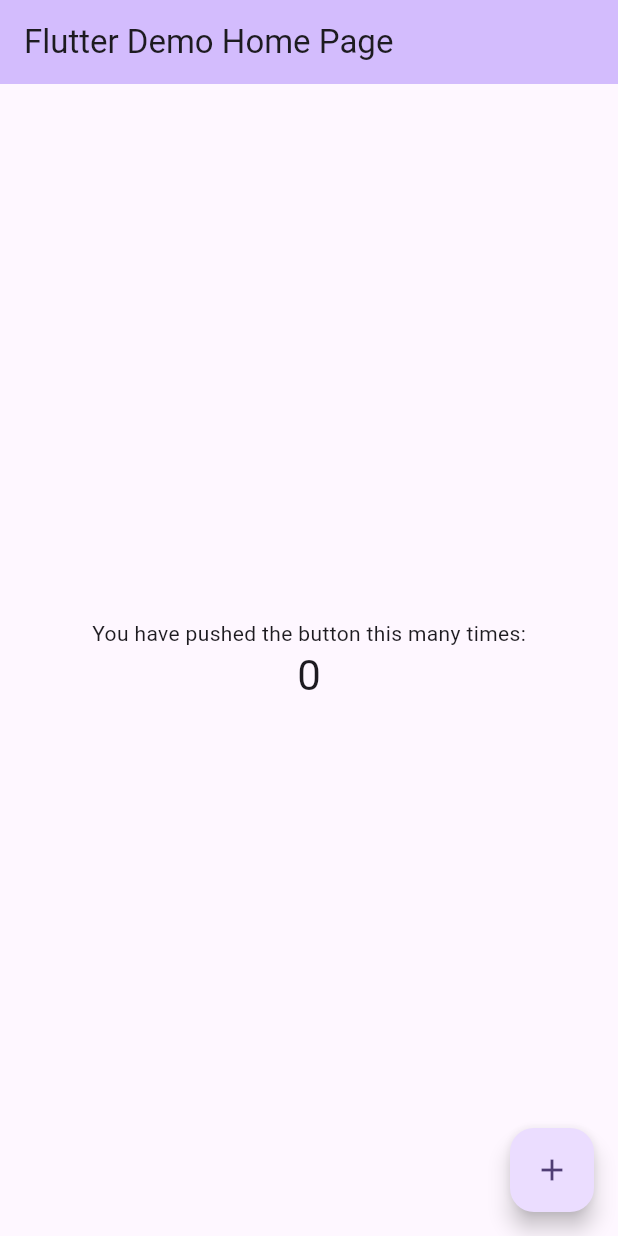
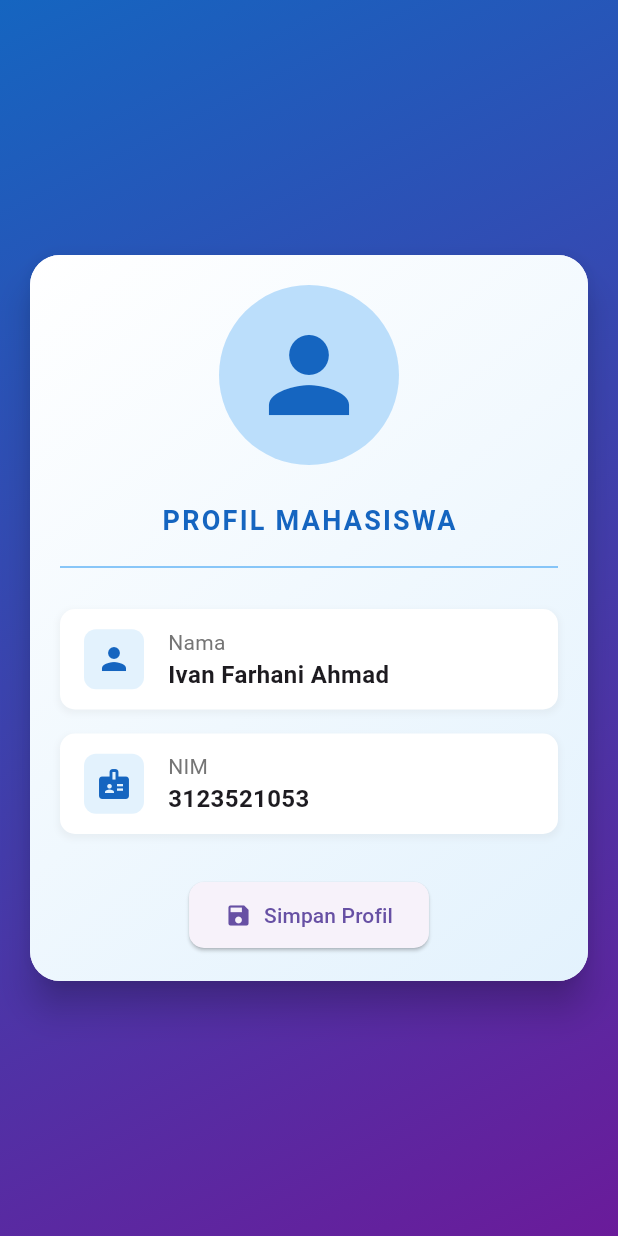
Before and after one commit to ivanfarhani22/tugas_flutter, a Flutter app: the screen it shows after launch, on a phone screen of 412 x 824 dp. Run offline on Flutter 3.47's test engine with Material 3 defaults, Android fonts, the phone set to English and light mode, and no system bars; Roboto replaces fonts that are missing (Poppins).

Commit message:
First commit

```diff
--- a/lib/main.dart
+++ b/lib/main.dart
@@ -5,118 +5,201 @@ void main() {
 }
 
 class MyApp extends StatelessWidget {
-  const MyApp({super.key});
+  const MyApp({Key? key}) : super(key: key);
 
-  // This widget is the root of your application.
   @override
   Widget build(BuildContext context) {
     return MaterialApp(
-      title: 'Flutter Demo',
+      title: 'Aplikasi Nama & NIM',
+      debugShowCheckedModeBanner: false,
       theme: ThemeData(
-        // This is the theme of your application.
-        //
-        // TRY THIS: Try running your application with "flutter run". You'll see
-        // the application has a purple toolbar. Then, without quitting the app,
-        // try changing the seedColor in the colorScheme below to Colors.green
-        // and then invoke "hot reload" (save your changes or press the "hot
-        // reload" button in a Flutter-supported IDE, or press "r" if you used
-        // the command line to start the app).
-        //
-        // Notice that the counter didn't reset back to zero; the application
-        // state is not lost during the reload. To reset the state, use hot
-        // restart instead.
-        //
-        // This works for code too, not just values: Most code changes can be
-        // tested with just a hot reload.
-        colorScheme: ColorScheme.fromSeed(seedColor: Colors.deepPurple),
+        primarySwatch: Colors.blue,
+        fontFamily: 'Poppins',
+        useMaterial3: true,
       ),
-      home: const MyHomePage(title: 'Flutter Demo Home Page'),
+      home: const ProfileScreen(),
     );
   }
 }
 
-class MyHomePage extends StatefulWidget {
-  const MyHomePage({super.key, required this.title});
-
-  // This widget is the home page of your application. It is stateful, meaning
-  // that it has a State object (defined below) that contains fields that affect
-  // how it looks.
-
-  // This class is the configuration for the state. It holds the values (in this
-  // case the title) provided by the parent (in this case the App widget) and
-  // used by the build method of the State. Fields in a Widget subclass are
-  // always marked "final".
-
-  final String title;
+class ProfileScreen extends StatefulWidget {
+  const ProfileScreen({Key? key}) : super(key: key);
 
   @override
-  State<MyHomePage> createState() => _MyHomePageState();
+  State<ProfileScreen> createState() => _ProfileScreenState();
 }
 
-class _MyHomePageState extends State<MyHomePage> {
-  int _counter = 0;
+class _ProfileScreenState extends State<ProfileScreen> with SingleTickerProviderStateMixin {
+  late AnimationController _controller;
+  late Animation<double> _animation;
 
-  void _incrementCounter() {
-    setState(() {
-      // This call to setState tells the Flutter framework that something has
-      // changed in this State, which causes it to rerun the build method below
-      // so that the display can reflect the updated values. If we changed
-      // _counter without calling setState(), then the build method would not be
-      // called again, and so nothing would appear to happen.
-      _counter++;
-    });
+  // Ganti dengan data Anda
+  final String nama = "Ivan Farhani Ahmad";
+  final String nim = "3123521053";
+
+  @override
+  void initState() {
+    super.initState();
+    _controller = AnimationController(
+      duration: const Duration(seconds: 2),
+      vsync: this,
+    );
+    _animation = CurvedAnimation(
+      parent: _controller,
+      curve: Curves.elasticOut,
+    );
+    _controller.forward();
+  }
+
+  @override
+  void dispose() {
+    _controller.dispose();
+    super.dispose();
   }
 
   @override
   Widget build(BuildContext context) {
-    // This method is rerun every time setState is called, for instance as done
-    // by the _incrementCounter method above.
-    //
-    // The Flutter framework has been optimized to make rerunning build methods
-    // fast, so that you can just rebuild anything that needs updating rather
-    // than having to individually change instances of widgets.
     return Scaffold(
-      appBar: AppBar(
-        // TRY THIS: Try changing the color here to a specific color (to
-        // Colors.amber, perhaps?) and trigger a hot reload to see the AppBar
-        // change color while the other colors stay the same.
-        backgroundColor: Theme.of(context).colorScheme.inversePrimary,
-        // Here we take the value from the MyHomePage object that was created by
-        // the App.build method, and use it to set our appbar title.
-        title: Text(widget.title),
-      ),
-      body: Center(
-        // Center is a layout widget. It takes a single child and positions it
-        // in the middle of the parent.
-        child: Column(
-          // Column is also a layout widget. It takes a list of children and
-          // arranges them vertically. By default, it sizes itself to fit its
-          // children horizontally, and tries to be as tall as its parent.
-          //
-          // Column has various properties to control how it sizes itself and
-          // how it positions its children. Here we use mainAxisAlignment to
-          // center the children vertically; the main axis here is the vertical
-          // axis because Columns are vertical (the cross axis would be
-          // horizontal).
-          //
-          // TRY THIS: Invoke "debug painting" (choose the "Toggle Debug Paint"
-          // action in the IDE, or press "p" in the console), to see the
-          // wireframe for each widget.
-          mainAxisAlignment: MainAxisAlignment.center,
-          children: <Widget>[
-            const Text('You have pushed the button this many times:'),
-            Text(
-              '$_counter',
-              style: Theme.of(context).textTheme.headlineMedium,
+      body: Container(
+        decoration: BoxDecoration(
+          gradient: LinearGradient(
+            begin: Alignment.topLeft,
+            end: Alignment.bottomRight,
+            colors: [
+              Colors.blue[800]!,
+              Colors.purple[800]!,
+            ],
+          ),
+        ),
+        child: SafeArea(
+          child: Center(
+            child: ScaleTransition(
+              scale: _animation,
+              child: Card(
+                margin: const EdgeInsets.all(20),
+                elevation: 10,
+                shape: RoundedRectangleBorder(
+                  borderRadius: BorderRadius.circular(20),
+                ),
+                child: Container(
+                  width: double.infinity,
+                  padding: const EdgeInsets.all(20),
+                  decoration: BoxDecoration(
+                    borderRadius: BorderRadius.circular(20),
+                    gradient: LinearGradient(
+                      colors: [Colors.white, Colors.blue[50]!],
+                      begin: Alignment.topLeft,
+                      end: Alignment.bottomRight,
+                    ),
+                  ),
+                  child: Column(
+                    mainAxisSize: MainAxisSize.min,
+                    children: [
+                      CircleAvatar(
+                        radius: 60,
+                        backgroundColor: Colors.blue[100],
+                        child: Icon(
+                          Icons.person,
+                          size: 80,
+                          color: Colors.blue[800],
+                        ),
+                      ),
+                      const SizedBox(height: 24),
+                      Text(
+                        'PROFIL MAHASISWA',
+                        style: TextStyle(
+                          fontSize: 18,
+                          fontWeight: FontWeight.bold,
+                          color: Colors.blue[800],
+                          letterSpacing: 1.5,
+                        ),
+                      ),
+                      const SizedBox(height: 10),
+                      Divider(color: Colors.blue[300], thickness: 1),
+                      const SizedBox(height: 20),
+                      buildInfoRow(Icons.person, 'Nama', nama),
+                      const SizedBox(height: 16),
+                      buildInfoRow(Icons.badge, 'NIM', nim),
+                      const SizedBox(height: 30),
+                      ElevatedButton.icon(
+                        onPressed: () {
+                          ScaffoldMessenger.of(context).showSnackBar(
+                            const SnackBar(
+                              content: Text('Profil Berhasil Disimpan!'),
+                              backgroundColor: Colors.green,
+                            ),
+                          );
+                        },
+                        icon: const Icon(Icons.save),
+                        label: const Text('Simpan Profil'),
+                        style: ElevatedButton.styleFrom(
+                          padding: const EdgeInsets.symmetric(
+                            horizontal: 24,
+                            vertical: 12,
+                          ),
+                          shape: RoundedRectangleBorder(
+                            borderRadius: BorderRadius.circular(10),
+                          ),
+                        ),
+                      ),
+                    ],
+                  ),
+                ),
+              ),
             ),
-          ],
+          ),
         ),
       ),
-      floatingActionButton: FloatingActionButton(
-        onPressed: _incrementCounter,
-        tooltip: 'Increment',
-        child: const Icon(Icons.add),
-      ), // This trailing comma makes auto-formatting nicer for build methods.
+    );
+  }
+
+  Widget buildInfoRow(IconData icon, String label, String value) {
+    return Container(
+      padding: const EdgeInsets.symmetric(horizontal: 16, vertical: 12),
+      decoration: BoxDecoration(
+        color: Colors.white,
+        borderRadius: BorderRadius.circular(10),
+        boxShadow: [
+          BoxShadow(
+            color: Colors.grey.withOpacity(0.1),
+            spreadRadius: 1,
+            blurRadius: 3,
+            offset: const Offset(0, 2),
+          ),
+        ],
+      ),
+      child: Row(
+        children: [
+          Container(
+            padding: const EdgeInsets.all(8),
+            decoration: BoxDecoration(
+              color: Colors.blue[50],
+              borderRadius: BorderRadius.circular(8),
+            ),
+            child: Icon(icon, color: Colors.blue[800]),
+          ),
+          const SizedBox(width: 16),
+          Column(
+            crossAxisAlignment: CrossAxisAlignment.start,
+            children: [
+              Text(
+                label,
+                style: TextStyle(
+                  fontSize: 14,
+                  color: Colors.grey[600],
+                ),
+              ),
+              Text(
+                value,
+                style: const TextStyle(
+                  fontSize: 16,
+                  fontWeight: FontWeight.bold,
+                ),
+              ),
+            ],
+          ),
+        ],
+      ),
     );
   }
 }
```
